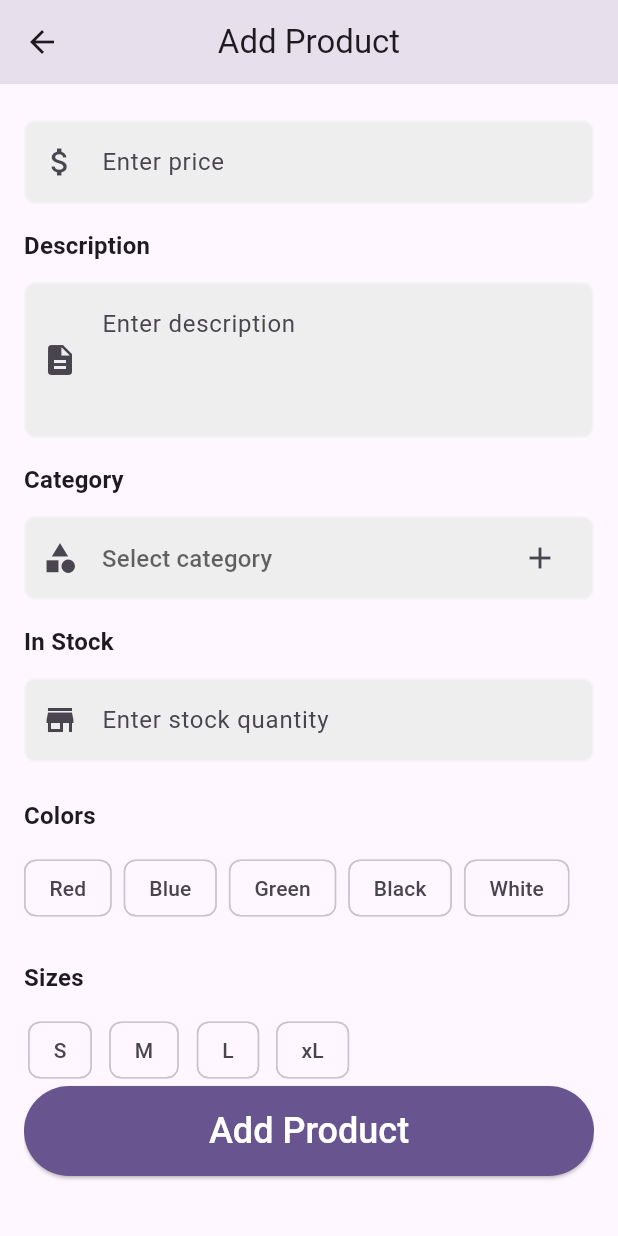
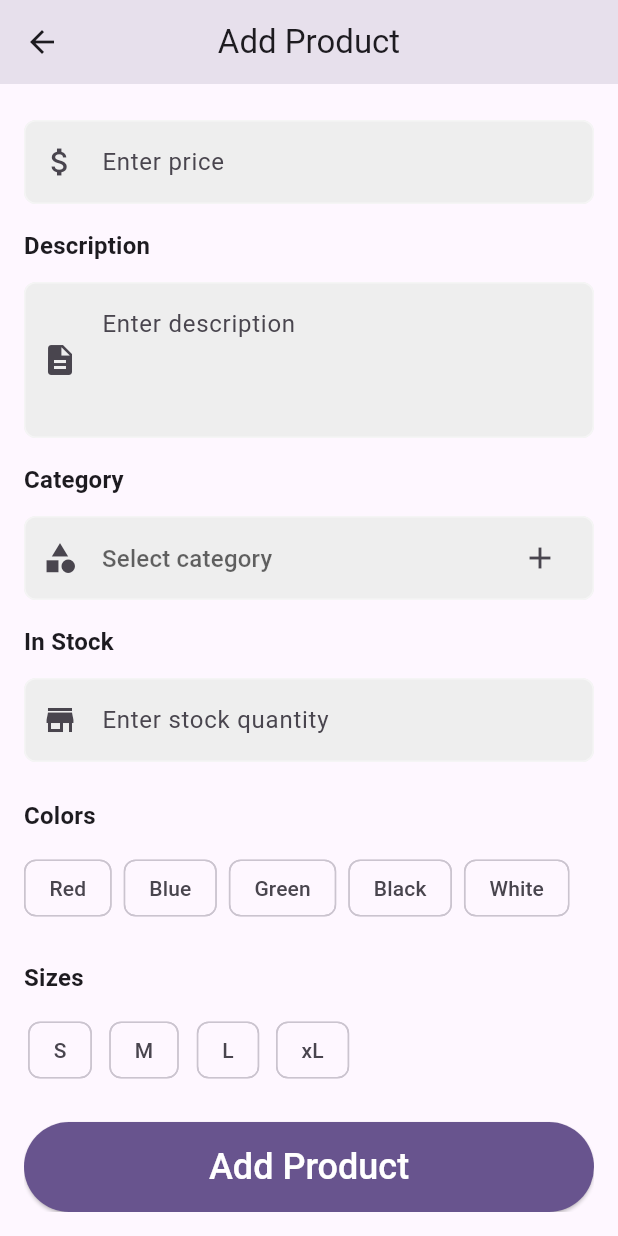
Before and after one commit to malakalbattire/e-commerce, a Flutter app: the AddProductPage screen opened by its route, scrolled down 388 dp, on a phone screen of 412 x 824 dp. Run offline on Flutter 3.47's test engine with Material 3 defaults, Android fonts, the phone set to English and light mode, and no system bars; our stand-ins replace cached_network_image, cloud_firestore, firebase_auth, firebase_core, firebase_messaging, firebase_storage and 8 more; accounts and stored records are empty; network calls fail.

Commit message:
add product ui

```diff
--- a/lib/views/pages/add_product_page.dart
+++ b/lib/views/pages/add_product_page.dart
@@ -389,6 +389,7 @@ class _AddProductPageState extends State<AddProductPage> {
                           );
                         }).toList(),
                       ),
+                      SizedBox(height: 24),
                       SizedBox(
                         width: double.infinity,
                         height: 60,
```
